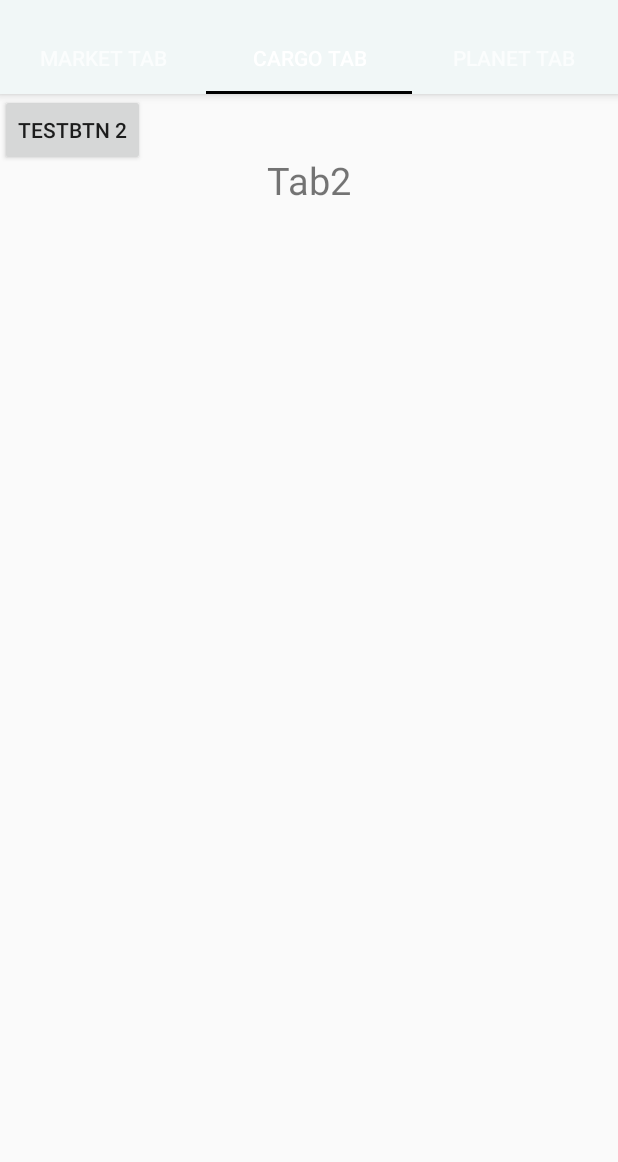
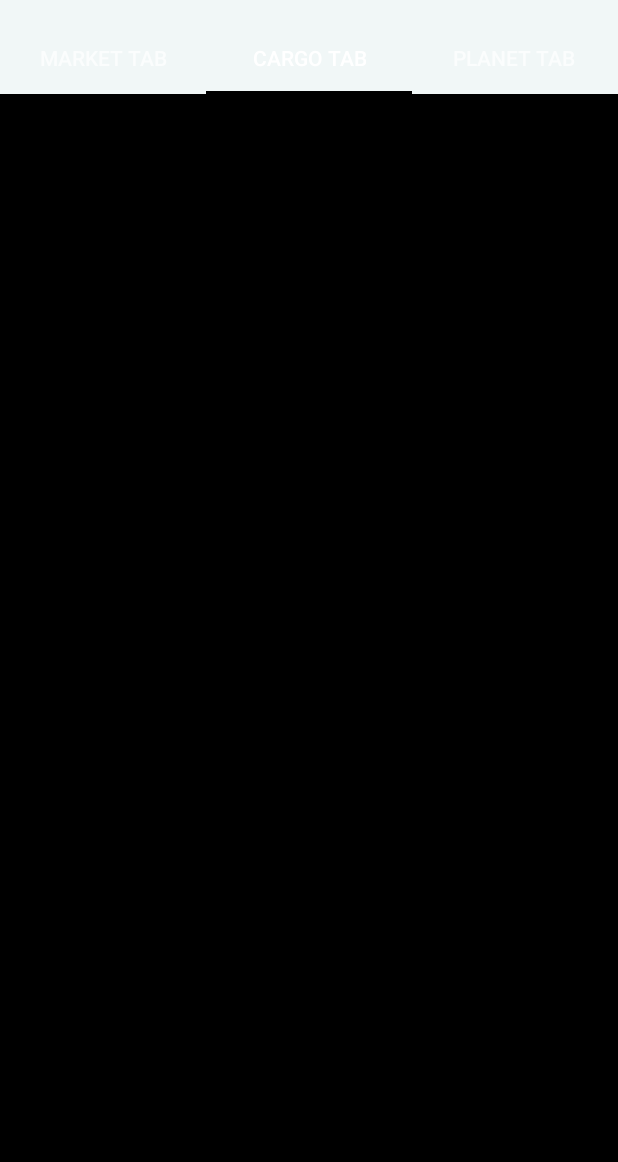
Before and after one commit to TheCodeBlacksmith/CS2340-SpaceTrader, an Android app: the MarketFragment screen opened directly, with no data from a screen before it, tab 2 chosen, on a phone screen of 412 x 824 dp, the part 74-1236 px from its top. Run offline under Robolectric (Android 15) with nearby library versions, the phone set to English and light mode, and no system bars; our stand-ins replace Firebase (no records; nobody signed in at launch, a user with empty details on screens opened directly); 1 statement that could not run was skipped.

Commit message:
Completed Cargo Fragment

```diff
--- a/SpaceTraderProject/app/src/main/java/com/example/spacetraders/ViewModel/PlanetFragment/CargoFragment.java
+++ b/SpaceTraderProject/app/src/main/java/com/example/spacetraders/ViewModel/PlanetFragment/CargoFragment.java
@@ -1,15 +1,39 @@
 package com.example.spacetraders.ViewModel.PlanetFragment;
 
+import android.annotation.SuppressLint;
 import android.os.Bundle;
+import android.support.annotation.NonNull;
 import android.support.v4.app.Fragment;
+import android.support.v7.widget.LinearLayoutManager;
+import android.support.v7.widget.RecyclerView;
 import android.view.LayoutInflater;
 import android.view.View;
 import android.view.ViewGroup;
+import android.widget.Button;
+import android.widget.TextView;
+import android.widget.Toast;
 
+import com.example.spacetraders.Entity.TradeGood;
 import com.example.spacetraders.R;
+import com.firebase.ui.database.FirebaseRecyclerAdapter;
+import com.firebase.ui.database.FirebaseRecyclerOptions;
+import com.google.firebase.auth.FirebaseAuth;
+import com.google.firebase.auth.FirebaseUser;
+import com.google.firebase.database.DatabaseReference;
+import com.google.firebase.database.FirebaseDatabase;
+import com.google.firebase.database.Query;
 
 
 public class CargoFragment extends Fragment {
+
+
+    private FirebaseUser mCurrentUser;
+    private String current_uID;
+    private DatabaseReference mCargoDatabase;
+
+    private RecyclerView recyclerView;
+    private LinearLayoutManager linearLayoutManager;
+    private FirebaseRecyclerAdapter mAdapter;
 
     @Override
     public View onCreateView(LayoutInflater inflater, ViewGroup container,
@@ -17,7 +41,83 @@ public class CargoFragment extends Fragment {
         // Inflate the layout for this fragment
         View view = inflater.inflate(R.layout.cargo_fragment, container, false);
 
+        recyclerView = view.findViewById(R.id.cargo_list);
+
+        linearLayoutManager = new LinearLayoutManager(getContext());
+        recyclerView.setLayoutManager(linearLayoutManager);
+
+        mCurrentUser = FirebaseAuth.getInstance().getCurrentUser();
+        if (FirebaseAuth.getInstance() ==  null) {
+            Toast.makeText(getContext(), "NULL USER", Toast.LENGTH_LONG).show();
+        }
+        current_uID = mCurrentUser.getUid();
+
+        mCargoDatabase = FirebaseDatabase.getInstance().getReference().child("cargo").child(current_uID);
+
         return view;
     }
 
+    @Override
+    public void onStart() {
+        super.onStart();
+        showCargo();
+        if (mAdapter != null) {
+            mAdapter.startListening();
+        }
+    }
+
+    @Override
+    public void onStop() {
+        super.onStop();
+        if (mAdapter != null) {
+            mAdapter.stopListening();
+        }
+    }
+
+    private void showCargo() {
+        Query query = mCargoDatabase;
+        FirebaseRecyclerOptions<TradeGood> options = new FirebaseRecyclerOptions.Builder<TradeGood>()
+                .setQuery(query, TradeGood.class)
+                .build();
+
+        mAdapter = new FirebaseRecyclerAdapter<TradeGood, CargoFragment.CargoGoodHolder>(options) {
+            @Override
+            protected void onBindViewHolder(@NonNull final CargoFragment.CargoGoodHolder holder, int position, @NonNull final TradeGood model) {
+                holder.setDetails(model);
+
+            }
+
+            @NonNull
+            @Override
+            public CargoFragment.CargoGoodHolder onCreateViewHolder(@NonNull ViewGroup viewGroup, int i) {
+                View view = LayoutInflater.from(viewGroup.getContext())
+                        .inflate(R.layout.cargo_item, viewGroup, false);
+                return new CargoGoodHolder(view);
+            }
+        };
+        recyclerView.setAdapter(mAdapter);
+    }
+
+    private class CargoGoodHolder extends RecyclerView.ViewHolder {
+
+        TextView item_name;
+        TextView item_price;
+        TextView item_quantity;
+
+        public CargoGoodHolder(@NonNull View itemView) {
+            super(itemView);
+            item_name = itemView.findViewById(R.id.store_item_title);
+            item_price = itemView.findViewById(R.id.store_item_price);
+            item_quantity = itemView.findViewById(R.id.store_item_amount);
+
+        }
+
+        @SuppressLint("SetTextI18n")
+        public void setDetails(TradeGood model) {
+            //item_name.setText(model.getName());
+            item_name.setText(model.getName());
+            item_price.setText(String.valueOf(model.getFinalPrice()));
+            item_quantity.setText(String.valueOf(model.getQuantity()));
+        }
+    }
 }
--- a/SpaceTraderProject/app/src/main/res/layout/cargo_fragment.xml
+++ b/SpaceTraderProject/app/src/main/res/layout/cargo_fragment.xml
@@ -1,22 +1,14 @@
 <?xml version="1.0" encoding="utf-8"?>
 <RelativeLayout xmlns:android="http://schemas.android.com/apk/res/android"
+    xmlns:tools="http://schemas.android.com/tools"
     android:orientation="vertical"
     android:layout_width="match_parent"
     android:layout_height="match_parent">
-
-    <TextView
-        android:layout_width="wrap_content"
-        android:layout_height="wrap_content"
-        android:layout_centerHorizontal="true"
-        android:textSize="25sp"
-        android:text="Tab2"
-        android:layout_marginTop="40dp"
-        android:id="@+id/textTab2"/>
-
-    <Button
-        android:layout_width="wrap_content"
-        android:layout_height="wrap_content"
-        android:id="@+id/btnTEST2"
-        android:text="TESTBTN 2"/>
-
+        <android.support.v7.widget.RecyclerView
+        android:id="@+id/cargo_list"
+        android:layout_width="match_parent"
+        android:layout_height="match_parent"
+        android:background="@android:color/background_dark"
+        tools:listitem="@layout/cargo_item">
+        </android.support.v7.widget.RecyclerView>
 </RelativeLayout>
```
Also changed, not shown: SpaceTraderProject/app/src/main/java/com/example/spacetraders/ViewModel/PlanetFragment/MarketFragment.java (+48 -7 lines).
